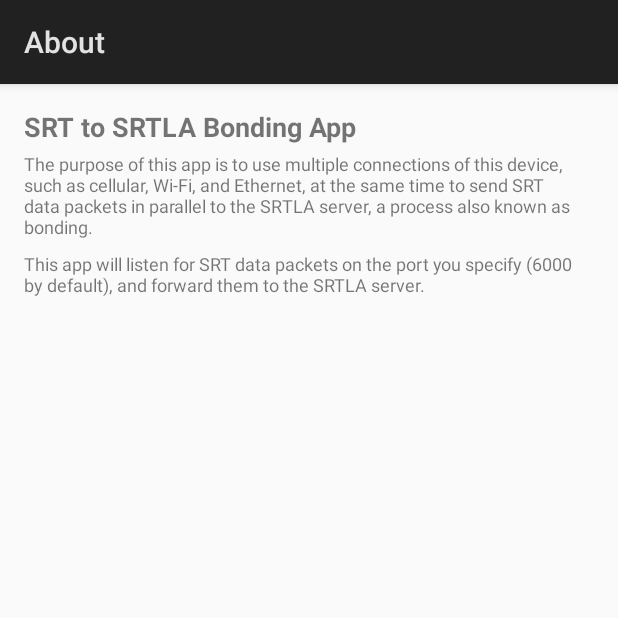
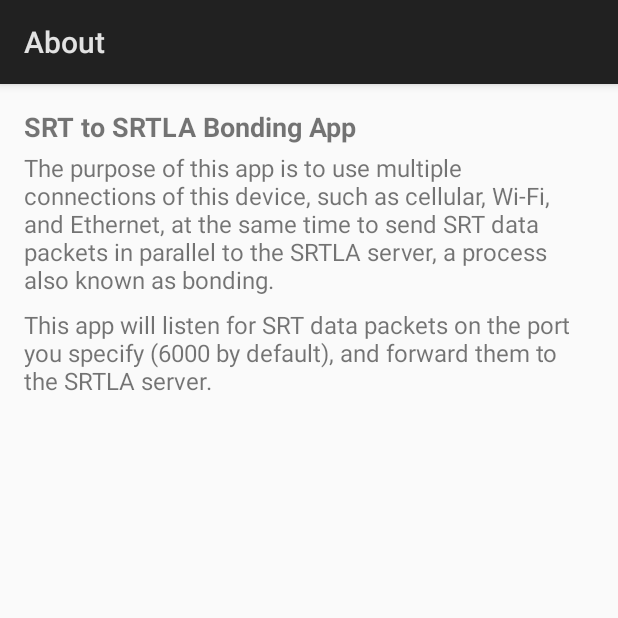
Before and after one commit to dimadesu/bond-bunny, an Android app: the AboutActivity screen opened directly, with no data from a screen before it, on a phone screen of 412 x 824 dp, the top half of it. Run offline under Robolectric (Android 15) with nearby library versions, the phone set to English and light mode, and no system bars.

Commit message:
Increase the font size

```diff
--- a/src/main/res/layout/activity_about.xml
+++ b/src/main/res/layout/activity_about.xml
@@ -22,14 +22,14 @@
       android:layout_width="match_parent"
       android:layout_height="wrap_content"
       android:text="The purpose of this app is to use multiple connections of this device, such as cellular, Wi-Fi, and Ethernet, at the same time to send SRT data packets in parallel to the SRTLA server, a process also known as bonding."
-      android:textSize="12sp"
+      android:textSize="16sp"
       android:layout_marginBottom="8dp" />
 
     <TextView
       android:layout_width="wrap_content"
       android:layout_height="wrap_content"
       android:text="This app will listen for SRT data packets on the port you specify (6000 by default), and forward them to the SRTLA server."
-      android:textSize="12sp"
+      android:textSize="16sp"
       android:layout_marginBottom="8dp" />
 
   </LinearLayout>
```
